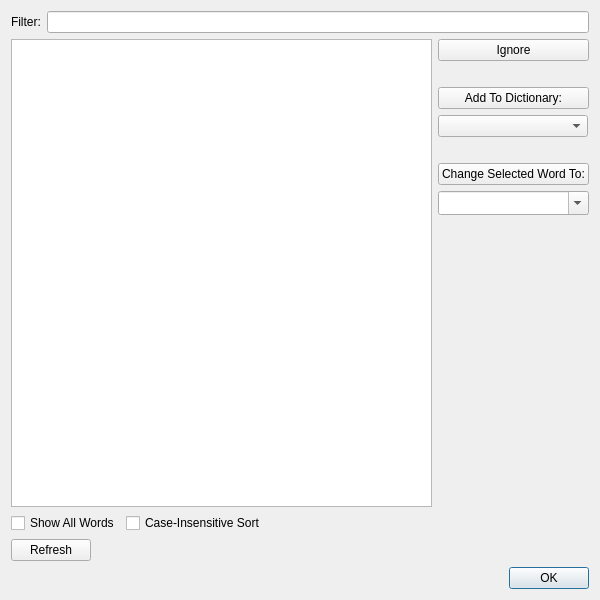
Qt form src/Form_Files/SpellcheckEditor.ui (Sigil-Ebook/Sigil) before a commit.
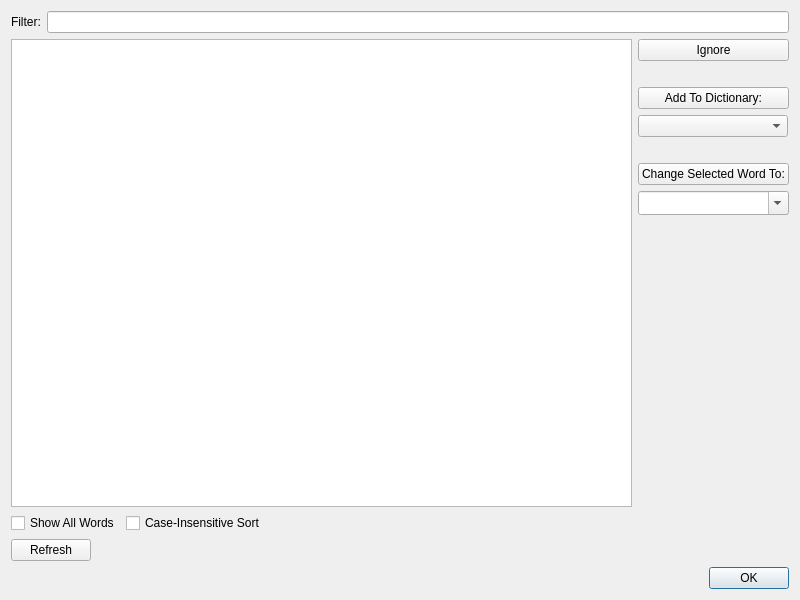
The same form after that commit.

Commit message: try to better size spellcheck dialog columns

```diff
--- a/src/Form_Files/SpellcheckEditor.ui
+++ b/src/Form_Files/SpellcheckEditor.ui
@@ -6,7 +6,7 @@
    <rect>
     <x>0</x>
     <y>0</y>
-    <width>600</width>
+    <width>800</width>
     <height>600</height>
    </rect>
   </property>
```
The commit also changes 1 other file.
